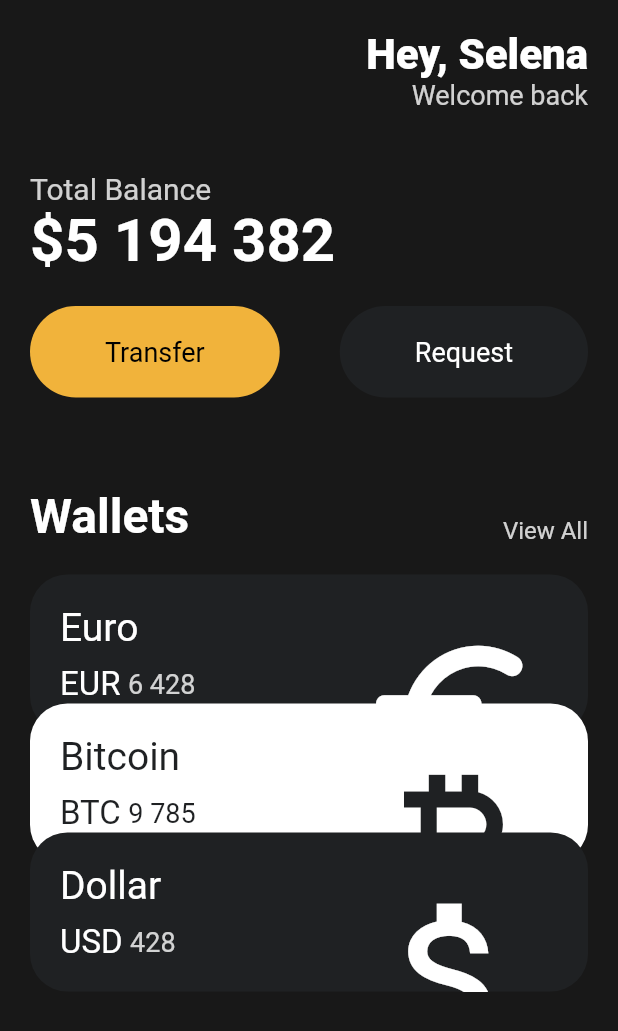
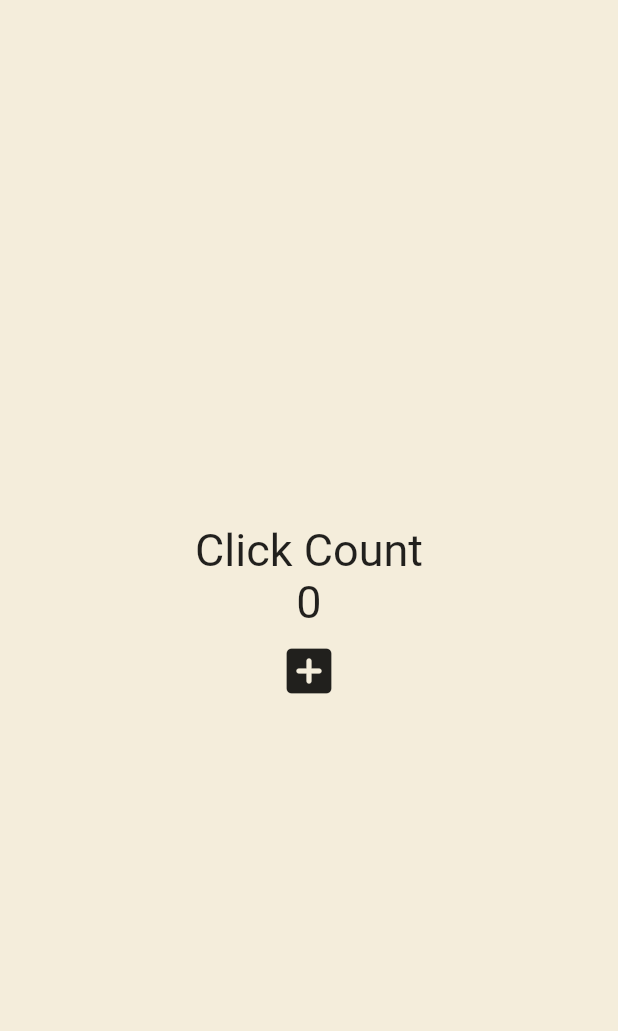
Before and after one commit to minho0315/toonflix, a Flutter app: the screen it shows after launch, on a phone screen of 412 x 824 dp. Shown: the top 1031 px of the screen. Run offline on Flutter 3.47's test engine with Material 2 defaults, Android fonts, the phone set to English and light mode, and no system bars.

```diff
--- a/lib/main.dart
+++ b/lib/main.dart
@@ -1,145 +1,50 @@
 import 'package:flutter/material.dart';
-import 'package:toonflix/widgets/Button.dart';
-import 'package:toonflix/widgets/currency_card.dart';
 
 void main() {
-  runApp(App());
+  runApp(const App());
 }
 
-class App extends StatelessWidget {
+class App extends StatefulWidget {
+  const App({super.key});
+
+  @override
+  State<App> createState() => _AppState();
+}
+
+class _AppState extends State<App> {
+  int counter = 0;
+
+  void onClicked() {
+    setState(() {
+      counter = counter + 1;
+    });
+  }
+
   @override
   Widget build(BuildContext context) {
     return MaterialApp(
       home: Scaffold(
-        backgroundColor: const Color(0xFF181818),
-        body: SingleChildScrollView(
-          child: Padding(
-            padding: const EdgeInsets.symmetric(
-              horizontal: 20,
-            ),
+        backgroundColor: const Color(0xFFF4EDDB),
+        body: Center(
           child: Column(
-              crossAxisAlignment: CrossAxisAlignment.start,
+            mainAxisAlignment: MainAxisAlignment.center,
             children: [
-                const SizedBox(
-                  height: 20,
-                ),
-                Row(
-                  mainAxisAlignment: MainAxisAlignment.end,
-                  children: [
-                    Column(
-                      crossAxisAlignment: CrossAxisAlignment.end,
-                      children: const [
-                        Text(
-                          'Hey, Selena',
-                          style: TextStyle(
-                            color: Colors.white,
-                            fontSize: 28,
-                            fontWeight: FontWeight.w800,
-                          ),
+              const Text(
+                'Click Count',
+                style: TextStyle(fontSize: 30),
               ),
               Text(
-                          'Welcome back',
-                          style: TextStyle(
-                            color: Color.fromRGBO(255, 255, 255, 0.8),
-                            fontSize: 18,
+                '$counter',
+                style: const TextStyle(fontSize: 30),
+              ),
+              IconButton(
+                iconSize: 40,
+                onPressed: onClicked,
+                icon: const Icon(
+                  Icons.add_box_rounded,
                 ),
               ),
             ],
-                    )
-                  ],
-                ),
-                const SizedBox(
-                  height: 40,
-                ),
-                Text(
-                  'Total Balance',
-                  style: TextStyle(
-                    color: Colors.white.withOpacity(0.8),
-                    fontSize: 20,
-                  ),
-                ),
-                const Text(
-                  '\$5 194 382',
-                  style: TextStyle(
-                    color: Colors.white,
-                    fontSize: 40,
-                    fontWeight: FontWeight.w600,
-                  ),
-                ),
-                const SizedBox(
-                  height: 20,
-                ),
-                Row(
-                  mainAxisAlignment: MainAxisAlignment.spaceBetween,
-                  children: const [
-                    Button(
-                      text: 'Transfer',
-                      bgColor: Color(0xFFF1B33B),
-                      textColor: Colors.black,
-                    ),
-                    Button(
-                      text: 'Request',
-                      bgColor: Color(0xFF1F2123),
-                      textColor: Colors.white,
-                    ),
-                  ],
-                ),
-                const SizedBox(
-                  height: 60,
-                ),
-                Row(
-                  crossAxisAlignment: CrossAxisAlignment.end,
-                  mainAxisAlignment: MainAxisAlignment.spaceBetween,
-                  children: [
-                    const Text(
-                      'Wallets',
-                      style: TextStyle(
-                        color: Colors.white,
-                        fontSize: 32,
-                        fontWeight: FontWeight.w600,
-                      ),
-                    ),
-                    Text(
-                      'View All',
-                      style: TextStyle(
-                        color: Colors.white.withOpacity(0.8),
-                        fontSize: 16,
-                      ),
-                    ),
-                  ],
-                ),
-                const SizedBox(
-                  height: 20,
-                ),
-                const CurrencyCard(
-                  name: 'Euro',
-                  code: 'EUR',
-                  amount: '6 428',
-                  icon: Icons.euro_rounded,
-                  isInverted: false,
-                  offsetX: 0,
-                  offsetY: 0,
-                ),
-                const CurrencyCard(
-                  name: 'Bitcoin',
-                  code: 'BTC',
-                  amount: '9 785',
-                  icon: Icons.currency_bitcoin,
-                  isInverted: true,
-                  offsetX: 0,
-                  offsetY: -20,
-                ),
-                const CurrencyCard(
-                  name: 'Dollar',
-                  code: 'USD',
-                  amount: '428',
-                  icon: Icons.attach_money_outlined,
-                  isInverted: false,
-                  offsetX: 0,
-                  offsetY: -40,
-                ),
-              ],
-            ),
           ),
         ),
       ),
```
Lines whose indentation alone changed are shown as unchanged.
